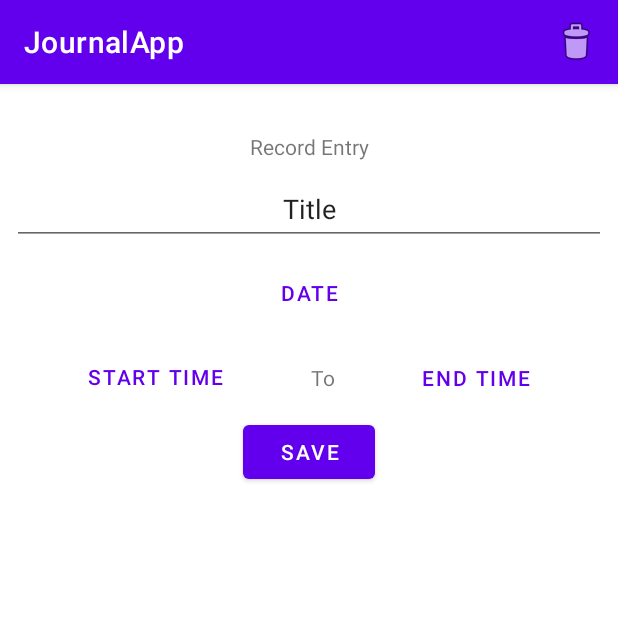
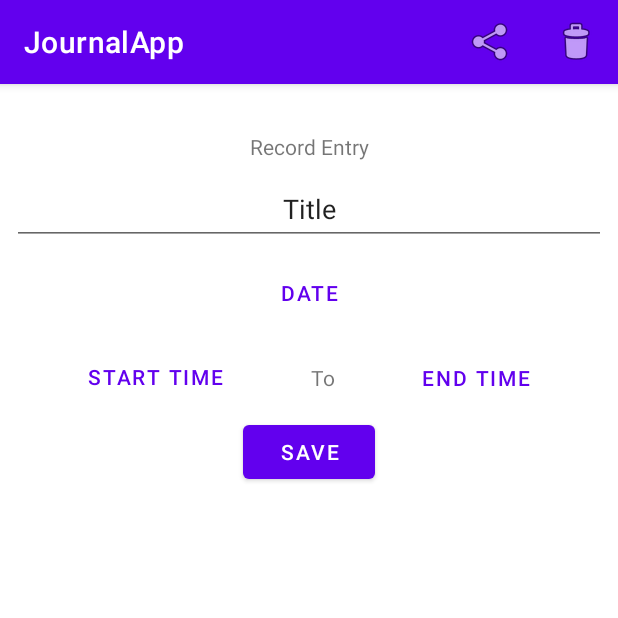
Before and after one commit to Anurag-Tendulkar/Journal-App, an Android app: the EntryDetailsFragment screen opened through its navigation route, on a phone screen of 412 x 824 dp, the top half of it. Run offline under Robolectric (Android 15) with nearby library versions, the phone set to English and light mode, and no system bars; our stand-ins replace Room's generated code.

Commit message:
late modifications

```diff
--- a/app/src/main/java/androidsamples/java/journalapp/EntryListFragment.java
+++ b/app/src/main/java/androidsamples/java/journalapp/EntryListFragment.java
@@ -2,7 +2,11 @@ package androidsamples.java.journalapp;
 
 import android.content.Context;
 import android.os.Bundle;
+import android.util.Log;
 import android.view.LayoutInflater;
+import android.view.Menu;
+import android.view.MenuInflater;
+import android.view.MenuItem;
 import android.view.View;
 import android.view.ViewGroup;
 import android.widget.TextView;
@@ -11,6 +15,8 @@ import androidx.annotation.NonNull;
 import androidx.fragment.app.Fragment;
 import androidx.fragment.app.FragmentActivity;
 import androidx.lifecycle.ViewModelProvider;
+import androidx.navigation.NavController;
+import androidx.navigation.NavDirections;
 import androidx.navigation.Navigation;
 import androidx.recyclerview.widget.LinearLayoutManager;
 import androidx.recyclerview.widget.RecyclerView;
@@ -26,11 +32,13 @@ import androidsamples.java.journalapp.EntryListFragmentDirections.AddEntryAction
  */
 public class EntryListFragment extends Fragment {
 
+  private static final String TAG = "EntryListFragment";
   private EntryListViewModel mEntryListViewModel;
 
   @Override
   public void onCreate(Bundle savedInstanceState) {
     super.onCreate(savedInstanceState);
+    setHasOptionsMenu(true);
     mEntryListViewModel = new ViewModelProvider(this).get(EntryListViewModel.class);
   }
 
@@ -83,6 +91,7 @@ public class EntryListFragment extends Fragment {
         holder.itemView.setOnClickListener(v -> {
           EntryListFragmentDirections.AddEntryAction action = EntryListFragmentDirections.addEntryAction();
           action.setEntryId(current.getMUid());
+          Log.d(TAG, "mentry : " +current.getMTitle() + ", " + current);
           Navigation.findNavController(v).navigate(action);
         });
       }
@@ -122,4 +131,20 @@ public class EntryListFragment extends Fragment {
     fragment.setArguments(args);
     return fragment;
   }
+
+  @Override
+  public void onCreateOptionsMenu(@NonNull Menu menu, @NonNull MenuInflater inflater) {
+    super.onCreateOptionsMenu(menu, inflater);
+    inflater.inflate(R.menu.info_entry_list_fragment, menu);
+  }
+
+  @Override
+  public boolean onOptionsItemSelected(@NonNull MenuItem item) {
+    if (item.getItemId() == R.id.app_info) {
+      NavDirections action = EntryListFragmentDirections.actionGetInfo();
+      Navigation.findNavController(getView()).navigate(action);
+      return true;
+    }
+    return super.onOptionsItemSelected(item);
+  }
 }
--- a/app/src/main/res/menu/entry_details_fragment_menus.xml
+++ b/app/src/main/res/menu/entry_details_fragment_menus.xml
@@ -1,6 +1,10 @@
 <?xml version="1.0" encoding="utf-8"?>
 <menu xmlns:android="http://schemas.android.com/apk/res/android"
     xmlns:app="http://schemas.android.com/apk/res-auto">
+    <item android:id="@+id/share_event"
+        android:icon="@android:drawable/ic_menu_share"
+        android:title="SHARE"
+        app:showAsAction="ifRoom"/>
     <item android:id="@+id/delete_entry"
         android:icon="@android:drawable/ic_menu_delete"
         android:title="@string/delete_entry"
--- /dev/null
+++ b/app/src/main/res/menu/info_entry_list_fragment.xml
@@ -0,0 +1,9 @@
+<?xml version="1.0" encoding="utf-8"?>
+<menu xmlns:app="http://schemas.android.com/apk/res-auto"
+    xmlns:android="http://schemas.android.com/apk/res/android">
+    <item
+        android:id="@+id/app_info"
+        android:icon="@android:drawable/ic_menu_info_details"
+        android:title="INFO"
+        app:showAsAction="ifRoom" />
+</menu>
--- a/app/src/main/res/navigation/nav_graph.xml
+++ b/app/src/main/res/navigation/nav_graph.xml
@@ -13,6 +13,9 @@
     <action
         android:id="@+id/addEntryAction"
         app:destination="@id/entryDetailsFragment" />
+    <action
+        android:id="@+id/action_get_info"
+        app:destination="@id/infoFragment" />
 
   </fragment>
   <fragment
@@ -65,4 +68,9 @@
   <dialog
       android:id="@+id/onDeleteConformationDialog"
       android:name="androidsamples.java.journalapp.DeleteEntryFragment"/>
+  <fragment
+      android:id="@+id/infoFragment"
+      android:name="androidsamples.java.journalapp.InfoFragment"
+      android:label="fragment_info"
+      tools:layout="@layout/fragment_info" />
 </navigation>
--- a/app/src/main/res/values/strings.xml
+++ b/app/src/main/res/values/strings.xml
@@ -14,4 +14,5 @@
     <string name="delete_entry">DELETE</string>
     <!-- TODO: Remove or change this placeholder text -->
     <string name="hello_blank_fragment">Hello blank fragment</string>
+    <string name="share_with">Share with</string>
 </resources>
```
Also changed, not shown: app/src/main/java/androidsamples/java/journalapp/EntryDetailsFragment.java (+80 -10 lines), app/src/main/java/androidsamples/java/journalapp/InfoFragment.java (added, +64 -0 lines), app/src/main/res/layout/fragment_info.xml (added, +14 -0 lines).
